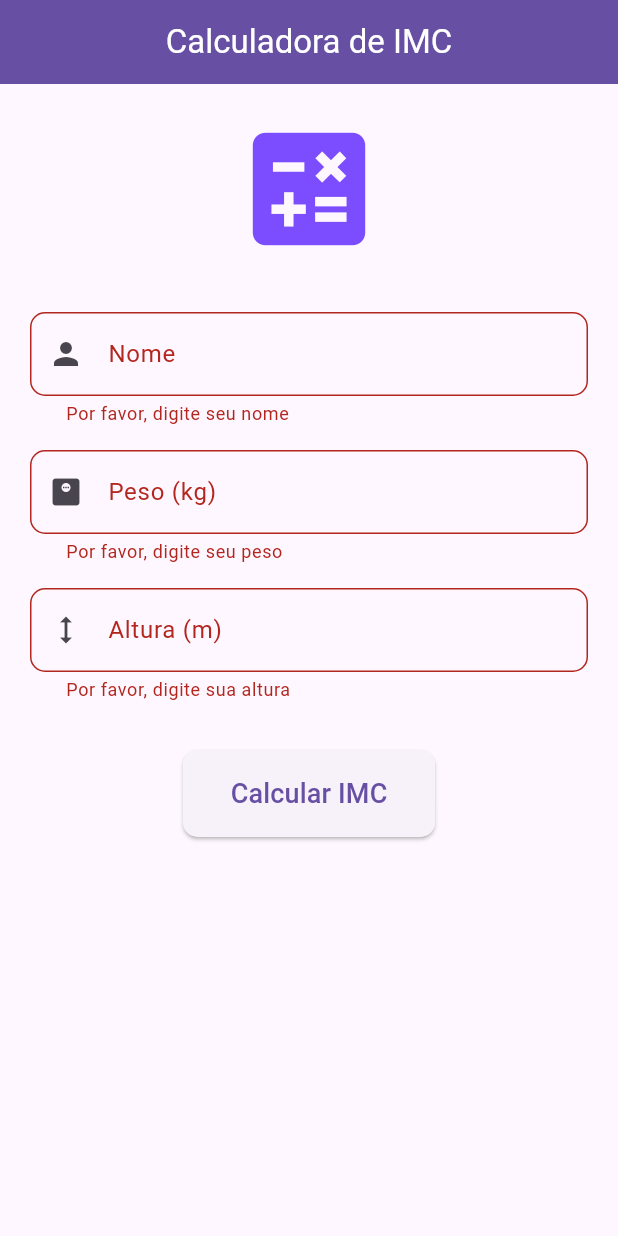
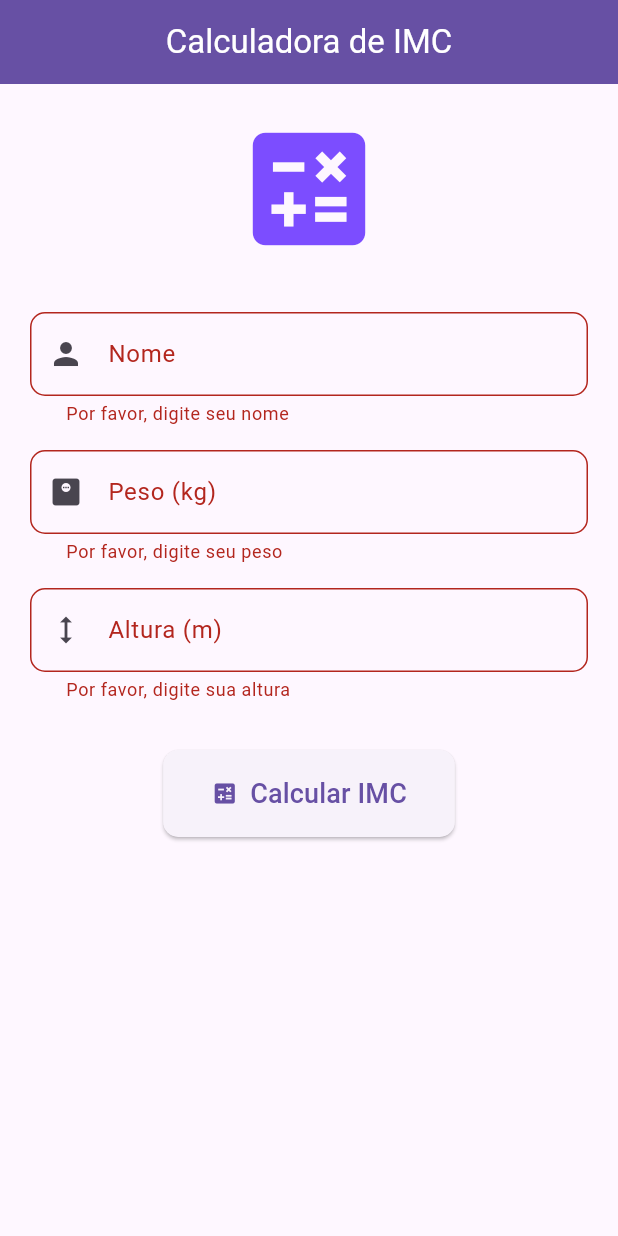
Before and after one commit to GugaDev7/flutter_calculadora_imc, a Flutter app: the screen it shows after launch, after a tap on "Calcular IMC", on a phone screen of 412 x 824 dp. Run offline on Flutter 3.47's test engine with Material 3 defaults, Android fonts, the phone set to English and light mode, and no system bars.

Commit message:
commit 2

```diff
--- a/lib/main.dart
+++ b/lib/main.dart
@@ -1,5 +1,6 @@
 import 'package:flutter/material.dart';
-import 'package:flutter_calculadora_imc/models/pessoa.dart';
+import 'package:flutter_calculadora_imc/models/imc.dart';
+import 'package:intl/intl.dart';
 
 void main() {
   runApp(const MyApp());
@@ -14,7 +15,7 @@ class MyApp extends StatelessWidget {
       debugShowCheckedModeBanner: false,
       title: 'Calculadora IMC',
       theme: ThemeData(
-        primarySwatch: Colors.blue,
+        primarySwatch: Colors.deepPurple,
         useMaterial3: true,
         inputDecorationTheme: const InputDecorationTheme(
           contentPadding: EdgeInsets.symmetric(horizontal: 20, vertical: 16),
@@ -48,30 +49,31 @@ class _HomePageState extends State<HomePage> {
   final _nomeController = TextEditingController();
   final _pesoController = TextEditingController();
   final _alturaController = TextEditingController();
-  String _resultado = '';
+  final List<IMC> _historico = [];
 
   void _calcularIMC() {
     if (_formKey.currentState!.validate()) {
       try {
-        final pessoa = Pessoa(
+        final imc = IMC(
           nome: _nomeController.text,
           peso: double.parse(_pesoController.text),
           altura: double.parse(_alturaController.text),
         );
 
-        final imc = pessoa.calcularIMC();
-        final classificacao = pessoa.getClassificacaoIMC();
+        setState(() {
+          _historico.insert(0, imc); // Adiciona no início da lista
+        });
 
-        setState(() {
-          _resultado =
-              'Olá ${pessoa.nome}!\n'
-              'Seu IMC é: ${imc.toStringAsFixed(2)}\n'
-              'Classificação: $classificacao';
-        });
+        // Limpa os campos
+        _pesoController.clear();
+        _alturaController.clear();
       } catch (e) {
-        setState(() {
-          _resultado = 'Ops! Algo deu errado: $e';
-        });
+        ScaffoldMessenger.of(context).showSnackBar(
+          SnackBar(
+            content: Text('Erro ao calcular IMC: $e'),
+            backgroundColor: Colors.red,
+          ),
+        );
       }
     }
   }
@@ -85,8 +87,11 @@ class _HomePageState extends State<HomePage> {
         backgroundColor: Theme.of(context).colorScheme.primary,
         foregroundColor: Colors.white,
       ),
-      body: SingleChildScrollView(
-        child: Padding(
+      body: Column(
+        children: [
+          Expanded(
+            flex: 2,
+            child: SingleChildScrollView(
               padding: const EdgeInsets.all(20.0),
               child: Form(
                 key: _formKey,
@@ -152,30 +157,79 @@ class _HomePageState extends State<HomePage> {
                     const SizedBox(height: 32),
                     ElevatedButton.icon(
                       onPressed: _calcularIMC,
+                      icon: const Icon(Icons.calculate),
                       label: const Text(
                         'Calcular IMC',
                         style: TextStyle(fontSize: 18),
-                  ),
-                ),
-                const SizedBox(height: 32),
-                if (_resultado.isNotEmpty)
-                  Container(
-                    padding: const EdgeInsets.all(16),
-                    decoration: BoxDecoration(
-                      color: Colors.blue.shade50,
-                      borderRadius: BorderRadius.circular(10),
-                      border: Border.all(color: Colors.blue.shade100),
-                    ),
-                    child: Text(
-                      _resultado,
-                      style: const TextStyle(fontSize: 18),
-                      textAlign: TextAlign.center,
                       ),
                     ),
                   ],
                 ),
               ),
             ),
+          ),
+          if (_historico.isNotEmpty) ...[
+            const Padding(
+              padding: EdgeInsets.all(8.0),
+              child: Text(
+                'Histórico de IMC',
+                style: TextStyle(fontSize: 20, fontWeight: FontWeight.bold),
+              ),
+            ),
+            Expanded(
+              flex: 3,
+              child: ListView.builder(
+                itemCount: _historico.length,
+                padding: const EdgeInsets.all(8),
+                itemBuilder: (context, index) {
+                  final imc = _historico[index];
+                  final resultado = imc.calcular();
+                  final classificacao = imc.getClassificacao();
+                  final cor = imc.getCorClassificacao();
+
+                  return Card(
+                    elevation: 4,
+                    margin: const EdgeInsets.symmetric(vertical: 8),
+                    child: ListTile(
+                      title: Text(
+                        imc.nome,
+                        style: const TextStyle(fontWeight: FontWeight.bold),
+                      ),
+                      subtitle: Column(
+                        crossAxisAlignment: CrossAxisAlignment.start,
+                        children: [
+                          Text('IMC: ${resultado.toStringAsFixed(2)}'),
+                          Text(
+                            classificacao,
+                            style: TextStyle(
+                              color: cor,
+                              fontWeight: FontWeight.bold,
+                            ),
+                          ),
+                          Text(
+                            'Data: ${DateFormat('dd/MM/yyyy HH:mm').format(imc.data)}',
+                            style: TextStyle(
+                              color: Colors.grey[600],
+                              fontSize: 12,
+                            ),
+                          ),
+                        ],
+                      ),
+                      trailing: IconButton(
+                        icon: const Icon(Icons.delete),
+                        onPressed: () {
+                          setState(() {
+                            _historico.removeAt(index);
+                          });
+                        },
+                      ),
+                    ),
+                  );
+                },
+              ),
+            ),
+          ],
+        ],
       ),
     );
   }
--- /dev/null
+++ b/lib/models/imc.dart
@@ -0,0 +1,56 @@
+import 'package:flutter/material.dart';
+
+class IMC {
+  final double peso;
+  final double altura;
+  final DateTime data;
+  final String nome;
+
+  IMC({
+    required this.peso,
+    required this.altura,
+    required this.nome,
+    DateTime? data,
+  }) : data = data ?? DateTime.now();
+
+  double calcular() {
+    if (altura <= 0 || peso <= 0) {
+      throw Exception('Altura e peso devem ser maiores que zero');
+    }
+    return peso / (altura * altura);
+  }
+
+  String getClassificacao() {
+    double imc = calcular();
+    if (imc < 16) {
+      return 'Magreza grave';
+    } else if (imc < 17) {
+      return 'Magreza moderada';
+    } else if (imc < 18.5) {
+      return 'Magreza leve';
+    } else if (imc < 25) {
+      return 'Saudável';
+    } else if (imc < 30) {
+      return 'Sobrepeso';
+    } else if (imc < 35) {
+      return 'Obesidade Grau I';
+    } else if (imc < 40) {
+      return 'Obesidade Grau II';
+    } else {
+      return 'Obesidade Grau III';
+    }
+  }
+
+  Color getCorClassificacao() {
+    double imc = calcular();
+    if (imc < 18.5) {
+      return Colors.orange;
+    } else if (imc < 25) {
+      return Colors.green;
+    } else if (imc < 30) {
+      return Colors.yellow.shade700;
+    } else {
+      return Colors.red;
+    }
+  }
+}
--- a/lib/models/pessoa.dart
+++ /dev/null
@@ -1,50 +0,0 @@
-// Classe que representa uma pessoa com suas características
-class Pessoa {
-  // Nome da pessoa
-  final String nome;
-
-  // Peso em quilogramas (kg)
-  final double peso;
-
-  // Altura em metros (m)
-  final double altura;
-
-  // Construtor que exige todos os dados da pessoa
-  Pessoa({required this.nome, required this.peso, required this.altura});
-
-  // Função que calcula o IMC
-  // Fórmula: peso / (altura * altura)
-  double calcularIMC() {
-    // Verifica se os valores são válidos
-    if (altura <= 0 || peso <= 0) {
-      throw Exception('Altura e peso devem ser maiores que zero');
-    }
-    // Faz o cálculo e retorna o resultado
-    return peso / (altura * altura);
-  }
-
-  // Função que retorna a classificação do IMC de acordo com a tabela da OMS
-  String getClassificacaoIMC() {
-    // Calcula o IMC primeiro
-    double imc = calcularIMC();
-
-    // Verifica em qual faixa o IMC se encontra
-    if (imc < 16) {
-      return 'Magreza grave';
-    } else if (imc < 17) {
-      return 'Magreza moderada';
-    } else if (imc < 18.5) {
-      return 'Magreza leve';
-    } else if (imc < 25) {
-      return 'Saudável';
-    } else if (imc < 30) {
-      return 'Sobrepeso';
-    } else if (imc < 35) {
-      return 'Obesidade Grau I';
-    } else if (imc < 40) {
-      return 'Obesidade Grau II';
-    } else {
-      return 'Obesidade Grau III';
-    }
-  }
-}
--- a/pubspec.yaml
+++ b/pubspec.yaml
@@ -34,6 +34,7 @@ dependencies:
   # The following adds the Cupertino Icons font to your application.
   # Use with the CupertinoIcons class for iOS style icons.
   cupertino_icons: ^1.0.8
+  intl: ^0.19.0
 
 dev_dependencies:
   flutter_test:
```
Also changed, not shown: pubspec.lock, 1 other file. Lines whose indentation alone changed are shown as unchanged.
